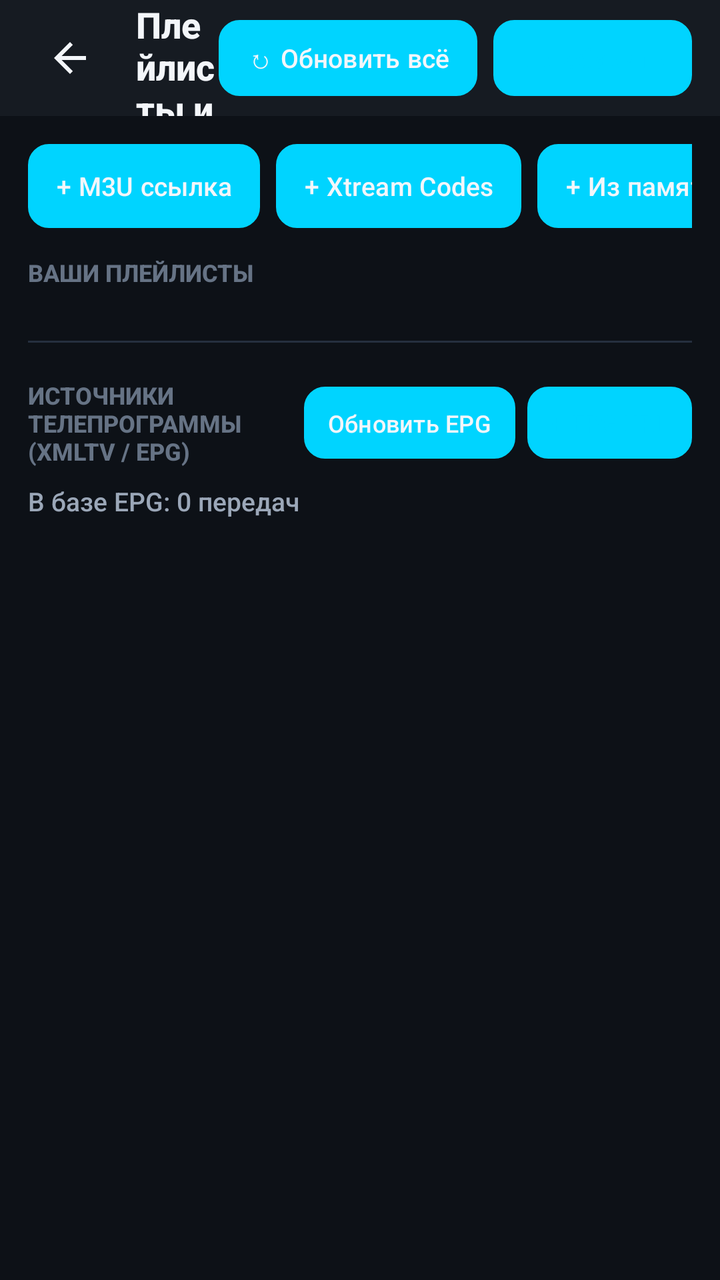
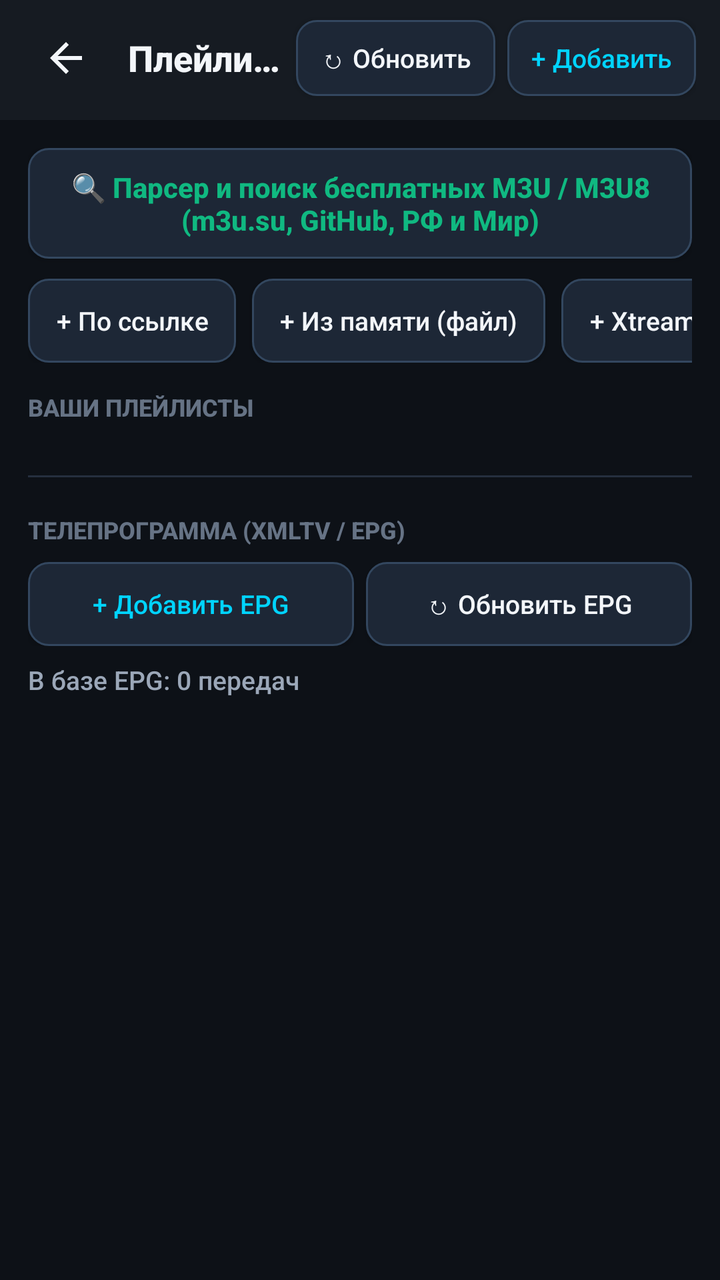

Two renders of the same Android screen: before a commit and after it. Below are the layout's source before the change and the commit's diff.
<!-- AndroidManifest.xml: application theme Theme.ETelevizor -->
<!-- res/layout/activity_playlists.xml -->
<?xml version="1.0" encoding="utf-8"?>
<LinearLayout xmlns:android="http://schemas.android.com/apk/res/android"
    android:id="@+id/playlistsRoot"
    android:layout_width="match_parent"
    android:layout_height="match_parent"
    android:background="@color/bg_primary"
    android:orientation="vertical">

    
    <LinearLayout
        android:layout_width="match_parent"
        android:layout_height="58dp"
        android:background="@color/bg_surface"
        android:gravity="center_vertical"
        android:orientation="horizontal"
        android:paddingHorizontal="14dp">

        <ImageButton
            android:id="@+id/btnPlaylistsBack"
            android:layout_width="42dp"
            android:layout_height="42dp"
            android:background="@drawable/bg_focus_row"
            android:contentDescription="Назад"
            android:padding="8dp"
            android:src="@drawable/ic_back"
            android:tint="@color/text_primary" />

        <TextView
            android:layout_width="0dp"
            android:layout_height="wrap_content"
            android:layout_marginStart="12dp"
            android:layout_weight="1"
            android:text="Плейлисты и EPG (Телепрограмма)"
            android:textColor="@color/text_primary"
            android:textSize="18sp"
            android:textStyle="bold" />

        <Button
            android:id="@+id/btnRefreshAllPlaylists"
            android:layout_width="wrap_content"
            android:layout_height="38dp"
            android:layout_marginEnd="8dp"
            android:background="@drawable/bg_focus_button"
            android:minWidth="0dp"
            android:paddingHorizontal="14dp"
            android:text="↻ Обновить всё"
            android:textAllCaps="false"
            android:textColor="@color/text_primary"
            android:textSize="13sp" />

        <Button
            android:id="@+id/btnAddPlaylist"
            android:layout_width="wrap_content"
            android:layout_height="38dp"
            android:background="@drawable/bg_focus_button"
            android:minWidth="0dp"
            android:paddingHorizontal="14dp"
            android:text="+ Добавить"
            android:textAllCaps="false"
            android:textColor="@color/accent_cyan"
            android:textSize="13sp" />
    </LinearLayout>

    <ProgressBar
        android:id="@+id/playlistsProgress"
        style="?android:attr/progressBarStyleHorizontal"
        android:layout_width="match_parent"
        android:layout_height="4dp"
        android:indeterminate="true"
        android:visibility="gone" />

    <ScrollView
        android:layout_width="match_parent"
        android:layout_height="0dp"
        android:layout_weight="1"
        android:padding="14dp">

        <LinearLayout
            android:layout_width="match_parent"
            android:layout_height="wrap_content"
            android:orientation="vertical">

            
            <HorizontalScrollView
                android:layout_width="match_parent"
                android:layout_height="wrap_content"
                android:layout_marginBottom="14dp"
                android:scrollbars="none">

                <LinearLayout
                    android:layout_width="wrap_content"
                    android:layout_height="wrap_content"
                    android:orientation="horizontal">

                    <Button
                        android:id="@+id/btnQuickM3uUrl"
                        android:layout_width="wrap_content"
                        android:layout_height="42dp"
                        android:layout_marginEnd="8dp"
                        android:background="@drawable/bg_focus_button"
                        android:paddingHorizontal="14dp"
                        android:text="+ M3U ссылка"
                        android:textAllCaps="false"
                        android:textColor="@color/text_primary"
                        android:textSize="13sp" />

                    <Button
                        android:id="@+id/btnQuickXtream"
                        android:layout_width="wrap_content"
                        android:layout_height="42dp"
                        android:layout_marginEnd="8dp"
                        android:background="@drawable/bg_focus_button"
                        android:paddingHorizontal="14dp"
                        android:text="+ Xtream Codes"
                        android:textAllCaps="false"
                        android:textColor="@color/text_primary"
                        android:textSize="13sp" />

                    <Button
                        android:id="@+id/btnQuickM3uFile"
                        android:layout_width="wrap_content"
                        android:layout_height="42dp"
                        android:layout_marginEnd="8dp"
                        android:background="@drawable/bg_focus_button"
                        android:paddingHorizontal="14dp"
                        android:text="+ Из памяти (файл)"
                        android:textAllCaps="false"
                        android:textColor="@color/text_primary"
                        android:textSize="13sp" />

                    <Button
                        android:id="@+id/btnQuickFreeSearch"
                        android:layout_width="wrap_content"
                        android:layout_height="42dp"
                        android:layout_marginEnd="8dp"
                        android:background="@drawable/bg_focus_button"
                        android:paddingHorizontal="14dp"
                        android:text="🌐 Бесплатные (РФ и Мир)"
                        android:textAllCaps="false"
                        android:textColor="@color/accent_emerald"
                        android:textSize="13sp" />

                    <Button
                        android:id="@+id/btnQuickDemo"
                        android:layout_width="wrap_content"
                        android:layout_height="42dp"
                        android:background="@drawable/bg_focus_button"
                        android:paddingHorizontal="14dp"
                        android:text="+ Демо-плейлист"
                        android:textAllCaps="false"
                        android:textColor="@color/accent_cyan"
                        android:textSize="13sp" />
                </LinearLayout>
            </HorizontalScrollView>

            <TextView
                android:layout_width="wrap_content"
                android:layout_height="wrap_content"
                android:layout_marginBottom="8dp"
                android:text="ВАШИ ПЛЕЙЛИСТЫ"
                android:textColor="@color/text_muted"
                android:textSize="12sp"
                android:textStyle="bold" />

            <androidx.recyclerview.widget.RecyclerView
                android:id="@+id/rvPlaylists"
                android:layout_width="match_parent"
                android:layout_height="wrap_content"
                android:nestedScrollingEnabled="false" />

            <TextView
                android:id="@+id/tvNoPlaylists"
                android:layout_width="match_parent"
                android:layout_height="wrap_content"
                android:gravity="center"
                android:padding="20dp"
                android:text="Список плейлистов пуст. Нажмите «+ Добавить» сверху."
                android:textColor="@color/text_secondary"
                android:visibility="gone" />

            <View
                android:layout_width="match_parent"
                android:layout_height="1dp"
                android:layout_marginVertical="18dp"
                android:background="@color/divider" />

            
            <LinearLayout
                android:layout_width="match_parent"
                android:layout_height="wrap_content"
                android:gravity="center_vertical"
                android:orientation="horizontal"
                android:paddingBottom="8dp">

                <TextView
                    android:layout_width="0dp"
                    android:layout_height="wrap_content"
                    android:layout_weight="1"
                    android:text="ИСТОЧНИКИ ТЕЛЕПРОГРАММЫ (XMLTV / EPG)"
                    android:textColor="@color/text_muted"
                    android:textSize="12sp"
                    android:textStyle="bold" />

                <Button
                    android:id="@+id/btnUpdateEpgNow"
                    android:layout_width="wrap_content"
                    android:layout_height="36dp"
                    android:layout_marginEnd="6dp"
                    android:background="@drawable/bg_focus_button"
                    android:minWidth="0dp"
                    android:paddingHorizontal="12dp"
                    android:text="Обновить EPG"
                    android:textAllCaps="false"
                    android:textColor="@color/text_primary"
                    android:textSize="12sp" />

                <Button
                    android:id="@+id/btnAddEpgSource"
                    android:layout_width="wrap_content"
                    android:layout_height="36dp"
                    android:background="@drawable/bg_focus_button"
                    android:minWidth="0dp"
                    android:paddingHorizontal="12dp"
                    android:text="+ EPG URL"
                    android:textAllCaps="false"
                    android:textColor="@color/accent_cyan"
                    android:textSize="12sp" />
            </LinearLayout>

            <TextView
                android:id="@+id/tvEpgSummary"
                android:layout_width="match_parent"
                android:layout_height="wrap_content"
                android:layout_marginBottom="10dp"
                android:text="В базе EPG: 0 передач"
                android:textColor="@color/text_secondary"
                android:textSize="13sp" />

            <LinearLayout
                android:id="@+id/epgSourcesContainer"
                android:layout_width="match_parent"
                android:layout_height="wrap_content"
                android:orientation="vertical" />

        </LinearLayout>
    </ScrollView>
</LinearLayout>
<!-- resources referenced by this layout -->
<resources>
  <color name="accent_cyan">#00D4FF</color>
  <color name="accent_emerald">#10B981</color>
  <color name="bg_primary">#0D1117</color>
  <color name="bg_surface">#161B22</color>
  <color name="divider">#252F3F</color>
  <color name="text_muted">#667385</color>
  <color name="text_primary">#F3F6FA</color>
  <color name="text_secondary">#9BA7B8</color>
  <!-- drawable bg_focus_button (drawable) -->
  <?xml version="1.0" encoding="utf-8"?>
  <selector xmlns:android="http://schemas.android.com/apk/res/android">
      <item android:state_focused="true">
          <shape android:shape="rectangle">
              <solid android:color="@color/accent_cyan" />
              <stroke android:width="2dp" android:color="@color/white" />
              <corners android:radius="10dp" />
          </shape>
      </item>
      <item android:state_pressed="true">
          <shape android:shape="rectangle">
              <solid android:color="#00A8CC" />
              <corners android:radius="10dp" />
          </shape>
      </item>
      <item>
          <shape android:shape="rectangle">
              <solid android:color="#1F2C3D" />
              <stroke android:width="1dp" android:color="#33475F" />
              <corners android:radius="10dp" />
          </shape>
      </item>
  </selector>
  <!-- drawable ic_back (drawable) -->
  <?xml version="1.0" encoding="utf-8"?>
  <vector xmlns:android="http://schemas.android.com/apk/res/android"
      android:width="24dp" android:height="24dp" android:viewportWidth="24" android:viewportHeight="24">
      <path android:fillColor="#FFFFFFFF" android:pathData="M20,11H7.83l5.59,-5.59L12,4l-8,8 8,8 1.41,-1.41L7.83,13H20v-2z" />
  </vector>
  <style name="Theme.ETelevizor" parent="Theme.Material3.Dark.NoActionBar">
          <item name="colorPrimary">@color/accent_cyan</item>
          <item name="colorOnPrimary">@color/black</item>
          <item name="colorSecondary">@color/accent_amber</item>
          <item name="android:colorBackground">@color/bg_primary</item>
          <item name="colorSurface">@color/bg_surface</item>
          <item name="colorOnSurface">@color/text_primary</item>
          <item name="android:windowBackground">@color/bg_primary</item>
          <item name="android:statusBarColor">@color/bg_primary</item>
          <item name="android:navigationBarColor">@color/bg_primary</item>
          <item name="materialAlertDialogTheme">@style/ThemeOverlay.ETelevizor.Dialog</item>
          <item name="android:fontFamily">sans-serif-medium</item>
      </style>
  <color name="white">#FFFFFF</color>
  <color name="black">#000000</color>
  <color name="accent_amber">#F59E0B</color>
  <style name="ThemeOverlay.ETelevizor.Dialog" parent="ThemeOverlay.Material3.MaterialAlertDialog">
          <item name="colorSurface">@color/bg_surface</item>
          <item name="colorOnSurface">@color/text_primary</item>
          <item name="colorPrimary">@color/accent_cyan</item>
      </style>
  <!-- unchanged entries left out for length: 1 -->
</resources>

<!-- the commit's change to res/layout/activity_playlists.xml (unified diff, before → after) -->
@@ -9,56 +9,70 @@
     
     <LinearLayout
         android:layout_width="match_parent"
-        android:layout_height="58dp"
+        android:layout_height="wrap_content"
         android:background="@color/bg_surface"
-        android:gravity="center_vertical"
-        android:orientation="horizontal"
-        android:paddingHorizontal="14dp">
-
-        <ImageButton
-            android:id="@+id/btnPlaylistsBack"
-            android:layout_width="42dp"
-            android:layout_height="42dp"
-            android:background="@drawable/bg_focus_row"
-            android:contentDescription="Назад"
-            android:padding="8dp"
-            android:src="@drawable/ic_back"
-            android:tint="@color/text_primary" />
-
-        <TextView
-            android:layout_width="0dp"
+        android:orientation="vertical"
+        android:paddingHorizontal="12dp"
+        android:paddingTop="8dp"
+        android:paddingBottom="10dp">
+
+        <LinearLayout
+            android:layout_width="match_parent"
             android:layout_height="wrap_content"
-            android:layout_marginStart="12dp"
-            android:layout_weight="1"
-            android:text="Плейлисты и EPG (Телепрограмма)"
-            android:textColor="@color/text_primary"
-            android:textSize="18sp"
-            android:textStyle="bold" />
-
-        <Button
-            android:id="@+id/btnRefreshAllPlaylists"
-            android:layout_width="wrap_content"
-            android:layout_height="38dp"
-            android:layout_marginEnd="8dp"
-            android:background="@drawable/bg_focus_button"
-            android:minWidth="0dp"
-            android:paddingHorizontal="14dp"
-            android:text="↻ Обновить всё"
-            android:textAllCaps="false"
-            android:textColor="@color/text_primary"
-            android:textSize="13sp" />
-
-        <Button
-            android:id="@+id/btnAddPlaylist"
-            android:layout_width="wrap_content"
-            android:layout_height="38dp"
-            android:background="@drawable/bg_focus_button"
-            android:minWidth="0dp"
-            android:paddingHorizontal="14dp"
-            android:text="+ Добавить"
-            android:textAllCaps="false"
-            android:textColor="@color/accent_cyan"
-            android:textSize="13sp" />
+            android:gravity="center_vertical"
+            android:orientation="horizontal">
+
+            <ImageButton
+                android:id="@+id/btnPlaylistsBack"
+                android:layout_width="42dp"
+                android:layout_height="42dp"
+                android:background="@drawable/bg_focus_row"
+                android:contentDescription="Назад"
+                android:padding="8dp"
+                android:src="@drawable/ic_back"
+                android:tint="@color/text_primary" />
+
+            <TextView
+                android:layout_width="0dp"
+                android:layout_height="wrap_content"
+                android:layout_marginStart="10dp"
+                android:layout_weight="1"
+                android:ellipsize="end"
+                android:maxLines="1"
+                android:text="Плейлисты и EPG"
+                android:textColor="@color/text_primary"
+                android:textSize="18sp"
+                android:textStyle="bold" />
+
+            <androidx.appcompat.widget.AppCompatButton
+                android:id="@+id/btnRefreshAllPlaylists"
+                android:layout_width="wrap_content"
+                android:layout_height="wrap_content"
+                android:layout_marginEnd="6dp"
+                android:background="@drawable/bg_focus_button"
+                android:minHeight="38dp"
+                android:minWidth="0dp"
+                android:paddingHorizontal="12dp"
+                android:paddingVertical="8dp"
+                android:text="↻ Обновить"
+                android:textAllCaps="false"
+                android:textColor="@color/text_primary"
+                android:textSize="13sp" />
+
+            <androidx.appcompat.widget.AppCompatButton
+                android:id="@+id/btnAddPlaylist"
+                android:layout_width="wrap_content"
+                android:layout_height="wrap_content"
+                android:background="@drawable/bg_focus_button"
+                android:minHeight="38dp"
+                android:minWidth="0dp"
+                android:paddingHorizontal="12dp"
+                android:paddingVertical="8dp"
+                android:text="+ Добавить"
+                android:textAllCaps="false"
+                android:textColor="@color/accent_cyan"
+                android:textSize="13sp" />
+        </LinearLayout>
     </LinearLayout>
 
     <ProgressBar
@@ -81,6 +95,22 @@
             android:orientation="vertical">
 
             
+            <androidx.appcompat.widget.AppCompatButton
+                android:id="@+id/btnQuickFreeSearch"
+                android:layout_width="match_parent"
+                android:layout_height="wrap_content"
+                android:layout_marginBottom="10dp"
+                android:background="@drawable/bg_focus_button"
+                android:minHeight="48dp"
+                android:paddingHorizontal="14dp"
+                android:paddingVertical="10dp"
+                android:text="🔍 Парсер и поиск бесплатных M3U / M3U8 (m3u.su, GitHub, РФ и Мир)"
+                android:textAllCaps="false"
+                android:textColor="@color/accent_emerald"
+                android:textSize="14sp"
+                android:textStyle="bold" />
+
+            
             <HorizontalScrollView
                 android:layout_width="match_parent"
                 android:layout_height="wrap_content"
@@ -92,63 +122,59 @@
                     android:layout_height="wrap_content"
                     android:orientation="horizontal">
 
-                    <Button
+                    <androidx.appcompat.widget.AppCompatButton
                         android:id="@+id/btnQuickM3uUrl"
                         android:layout_width="wrap_content"
-                        android:layout_height="42dp"
+                        android:layout_height="wrap_content"
                         android:layout_marginEnd="8dp"
                         android:background="@drawable/bg_focus_button"
-                        android:paddingHorizontal="14dp"
-                        android:text="+ M3U ссылка"
+                        android:minHeight="42dp"
+                        android:paddingHorizontal="14dp"
+                        android:paddingVertical="8dp"
+                        android:text="+ По ссылке"
                         android:textAllCaps="false"
                         android:textColor="@color/text_primary"
                         android:textSize="13sp" />
 
-                    <Button
+                    <androidx.appcompat.widget.AppCompatButton
+                        android:id="@+id/btnQuickM3uFile"
+                        android:layout_width="wrap_content"
+                        android:layout_height="wrap_content"
+                        android:layout_marginEnd="8dp"
+                        android:background="@drawable/bg_focus_button"
+                        android:minHeight="42dp"
+                        android:paddingHorizontal="14dp"
+                        android:paddingVertical="8dp"
+                        android:text="+ Из памяти (файл)"
+                        android:textAllCaps="false"
+                        android:textColor="@color/text_primary"
+                        android:textSize="13sp" />
+
+                    <androidx.appcompat.widget.AppCompatButton
                         android:id="@+id/btnQuickXtream"
                         android:layout_width="wrap_content"
-                        android:layout_height="42dp"
+                        android:layout_height="wrap_content"
                         android:layout_marginEnd="8dp"
                         android:background="@drawable/bg_focus_button"
-                        android:paddingHorizontal="14dp"
+                        android:minHeight="42dp"
+                        android:paddingHorizontal="14dp"
+                        android:paddingVertical="8dp"
                         android:text="+ Xtream Codes"
                         android:textAllCaps="false"
                         android:textColor="@color/text_primary"
                         android:textSize="13sp" />
 
-                    <Button
-                        android:id="@+id/btnQuickM3uFile"
-                        android:layout_width="wrap_content"
-                        android:layout_height="42dp"
-                        android:layout_marginEnd="8dp"
-                        android:background="@drawable/bg_focus_button"
-                        android:paddingHorizontal="14dp"
-                        android:text="+ Из памяти (файл)"
-                        android:textAllCaps="false"
-                        android:textColor="@color/text_primary"
-                        android:textSize="13sp" />
-
-                    <Button
-                        android:id="@+id/btnQuickFreeSearch"
-                        android:layout_width="wrap_content"
-                        android:layout_height="42dp"
-                        android:layout_marginEnd="8dp"
-                        android:background="@drawable/bg_focus_button"
-                        android:paddingHorizontal="14dp"
-                        android:text="🌐 Бесплатные (РФ и Мир)"
-                        android:textAllCaps="false"
-                        android:textColor="@color/accent_emerald"
-                        android:textSize="13sp" />
-
-                    <Button
+                    <androidx.appcompat.widget.AppCompatButton
                         android:id="@+id/btnQuickDemo"
                         android:layout_width="wrap_content"
-                        android:layout_height="42dp"
-                        android:background="@drawable/bg_focus_button"
-                        android:paddingHorizontal="14dp"
-                        android:text="+ Демо-плейлист"
-                        android:textAllCaps="false"
-                        android:textColor="@color/accent_cyan"
+                        android:layout_height="wrap_content"
+                        android:background="@drawable/bg_focus_button"
+                        android:minHeight="42dp"
+                        android:paddingHorizontal="14dp"
+                        android:paddingVertical="8dp"
+                        android:text="+ Демо HD"
+                        android:textAllCaps="false"
+                        android:textColor="@color/accent_amber"
                         android:textSize="13sp" />
                 </LinearLayout>
             </HorizontalScrollView>
@@ -174,7 +200,7 @@
                 android:layout_height="wrap_content"
                 android:gravity="center"
                 android:padding="20dp"
-                android:text="Список плейлистов пуст. Нажмите «+ Добавить» сверху."
+                android:text="Список плейлистов пуст. Нажмите «🔍 Парсер и поиск бесплатных M3U» или «+ Добавить»."
                 android:textColor="@color/text_secondary"
                 android:visibility="gone" />
 
@@ -185,46 +211,49 @@
                 android:background="@color/divider" />
 
             
+            <TextView
+                android:layout_width="match_parent"
+                android:layout_height="wrap_content"
+                android:paddingBottom="8dp"
+                android:text="ТЕЛЕПРОГРАММА (XMLTV / EPG)"
+                android:textColor="@color/text_muted"
+                android:textSize="12sp"
+                android:textStyle="bold" />
+
             <LinearLayout
                 android:layout_width="match_parent"
                 android:layout_height="wrap_content"
-                android:gravity="center_vertical"
-                android:orientation="horizontal"
-                android:paddingBottom="8dp">
-
-                <TextView
+                android:layout_marginBottom="8dp"
+                android:orientation="horizontal">
+
+                <androidx.appcompat.widget.AppCompatButton
+                    android:id="@+id/btnAddEpgSource"
+                    android:layout_width="0dp"
+                    android:layout_height="wrap_content"
+                    android:layout_marginEnd="6dp"
+                    android:layout_weight="1"
+                    android:background="@drawable/bg_focus_button"
+                    android:minHeight="42dp"
+                    android:paddingHorizontal="12dp"
+                    android:paddingVertical="8dp"
+                    android:text="+ Добавить EPG"
+                    android:textAllCaps="false"
+                    android:textColor="@color/accent_cyan"
+                    android:textSize="13sp" />
+
+                <androidx.appcompat.widget.AppCompatButton
+                    android:id="@+id/btnUpdateEpgNow"
                     android:layout_width="0dp"
                     android:layout_height="wrap_content"
                     android:layout_weight="1"
-                    android:text="ИСТОЧНИКИ ТЕЛЕПРОГРАММЫ (XMLTV / EPG)"
-                    android:textColor="@color/text_muted"
-                    android:textSize="12sp"
-                    android:textStyle="bold" />
-
-                <Button
-                    android:id="@+id/btnUpdateEpgNow"
-                    android:layout_width="wrap_content"
-                    android:layout_height="36dp"
-                    android:layout_marginEnd="6dp"
                     android:background="@drawable/bg_focus_button"
-                    android:minWidth="0dp"
+                    android:minHeight="42dp"
                     android:paddingHorizontal="12dp"
-                    android:text="Обновить EPG"
+                    android:paddingVertical="8dp"
+                    android:text="↻ Обновить EPG"
                     android:textAllCaps="false"
                     android:textColor="@color/text_primary"
-                    android:textSize="12sp" />
-
-                <Button
-                    android:id="@+id/btnAddEpgSource"
-                    android:layout_width="wrap_content"
-                    android:layout_height="36dp"
-                    android:background="@drawable/bg_focus_button"
-                    android:minWidth="0dp"
-                    android:paddingHorizontal="12dp"
-                    android:text="+ EPG URL"
-                    android:textAllCaps="false"
-                    android:textColor="@color/accent_cyan"
-                    android:textSize="12sp" />
+                    android:textSize="13sp" />
             </LinearLayout>
 
             <TextView
<!-- resource entries referenced after the edit -->
@@ -13,20 +13,28 @@
   <selector xmlns:android="http://schemas.android.com/apk/res/android">
       <item android:state_focused="true">
           <shape android:shape="rectangle">
-              <solid android:color="@color/accent_cyan" />
-              <stroke android:width="2dp" android:color="@color/white" />
+              <solid android:color="#263E5E" />
+              <stroke android:width="2.5dp" android:color="@color/accent_cyan" />
               <corners android:radius="10dp" />
           </shape>
       </item>
       <item android:state_pressed="true">
           <shape android:shape="rectangle">
-              <solid android:color="#00A8CC" />
+              <solid android:color="#1F3552" />
+              <stroke android:width="2dp" android:color="@color/accent_cyan" />
+              <corners android:radius="10dp" />
+          </shape>
+      </item>
+      <item android:state_selected="true">
+          <shape android:shape="rectangle">
+              <solid android:color="#1A324D" />
+              <stroke android:width="1.5dp" android:color="@color/accent_cyan" />
               <corners android:radius="10dp" />
           </shape>
       </item>
       <item>
           <shape android:shape="rectangle">
-              <solid android:color="#1F2C3D" />
+              <solid android:color="#1D2736" />
               <stroke android:width="1dp" android:color="#33475F" />
               <corners android:radius="10dp" />
           </shape>
@@ -51,7 +59,6 @@
           <item name="materialAlertDialogTheme">@style/ThemeOverlay.ETelevizor.Dialog</item>
           <item name="android:fontFamily">sans-serif-medium</item>
       </style>
-  <color name="white">#FFFFFF</color>
   <color name="black">#000000</color>
   <color name="accent_amber">#F59E0B</color>
   <style name="ThemeOverlay.ETelevizor.Dialog" parent="ThemeOverlay.Material3.MaterialAlertDialog">
